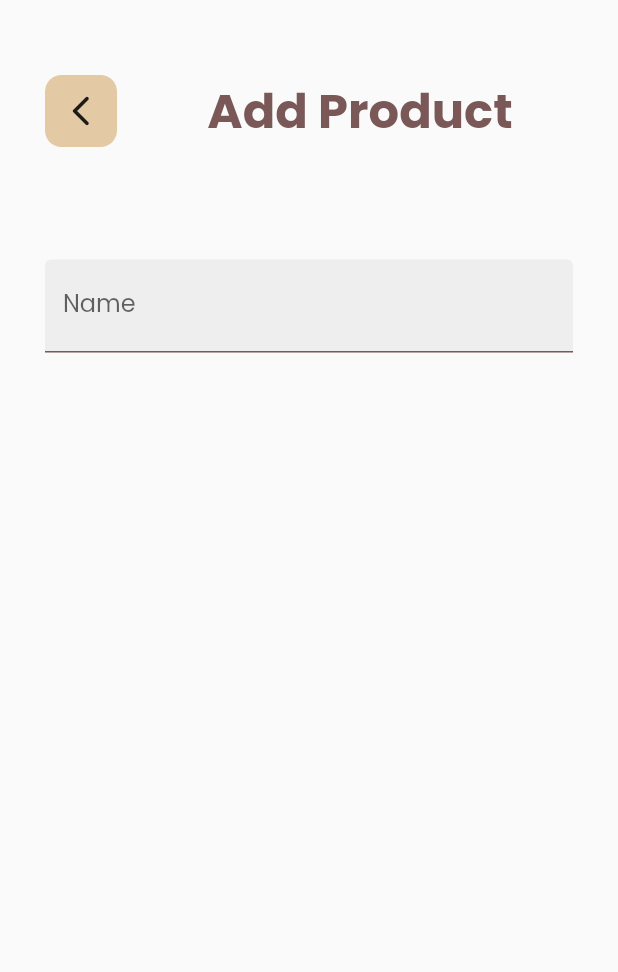
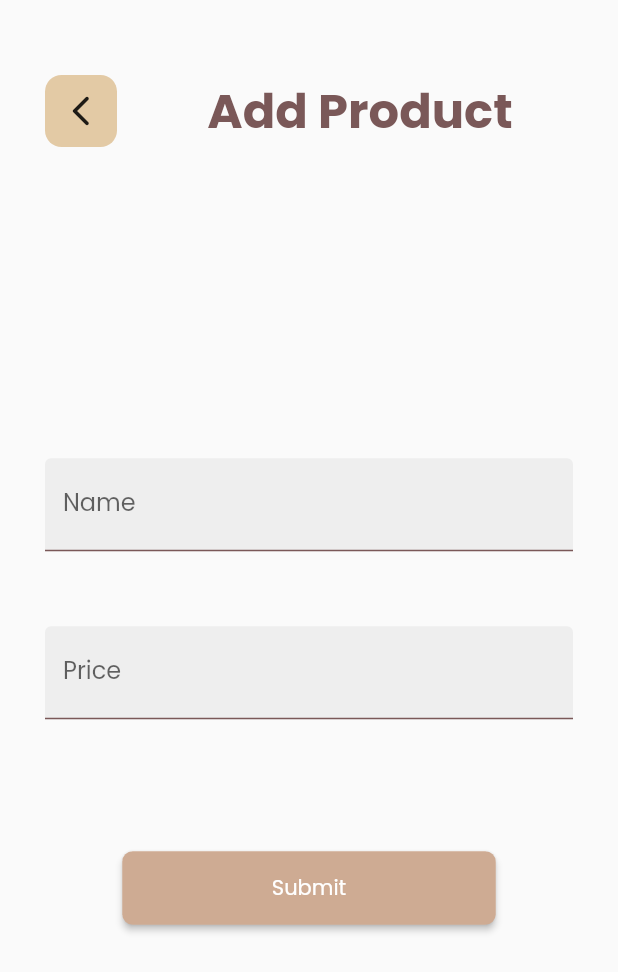
Before and after one commit to dna2121/cafe_app, a Flutter app: the AddProductView screen opened by its route, on a phone screen of 412 x 824 dp. Shown: the top 972 px of the screen. Run offline on Flutter 3.47's test engine with Material 2 defaults, Android fonts, the phone set to English and light mode, and no system bars; our stand-ins replace cloud_firestore, font_awesome_flutter, get; accounts and stored records are empty.

Commit message:
add textfield for price, and submit button

```diff
--- a/lib/app/modules/add_product/views/add_product_view.dart
+++ b/lib/app/modules/add_product/views/add_product_view.dart
@@ -2,6 +2,7 @@ import 'package:flutter/material.dart';
 
 import 'package:get/get.dart';
 
+import '../../../../widgets/submit_button_widget.dart';
 import '../../../../widgets/text_field_product_widget.dart';
 import '../controllers/add_product_controller.dart';
 import '../../../../constants/app_color.dart';
@@ -12,6 +13,7 @@ class AddProductView extends GetView<AddProductController> {
   Widget build(BuildContext context) {
     return Scaffold(
       body: Column(
+        mainAxisAlignment: MainAxisAlignment.spaceBetween,
         children: [
           Row(
             children: [
@@ -44,13 +46,24 @@ class AddProductView extends GetView<AddProductController> {
               )
             ],
           ),
-          const SizedBox(height: 75),
-          const Padding(
-            padding: EdgeInsets.symmetric(
-              horizontal: 30,
+          Padding(
+            padding: const EdgeInsets.symmetric(horizontal: 30),
+            child: Column(
+              children: [
+                const TextFieldProduct(labelText: 'Name'),
+                const SizedBox(height: 50),
+                const TextFieldProduct(labelText: 'Price'),
+                const SizedBox(height: 88),
+                SubmitButton(
+                  onPressed: () {},
+                  text: "Submit",
+                  width: 249,
+                  height: 49,
+                )
+              ],
             ),
-            child: TextFieldProduct(labelText: 'Name'),
           ),
+          const SizedBox(),
         ],
       ),
     );
```
